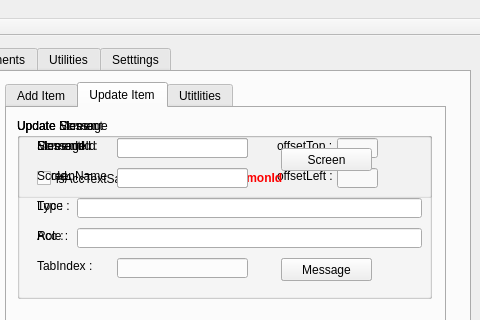
This is mainwindow.ui in vihangpatel/WatchDog2 as Qt 5 draws it before an edit; both pictures show x 457 to 937 and y 0 to 320 of the 937 by 493 pixel window. The edited form follows.
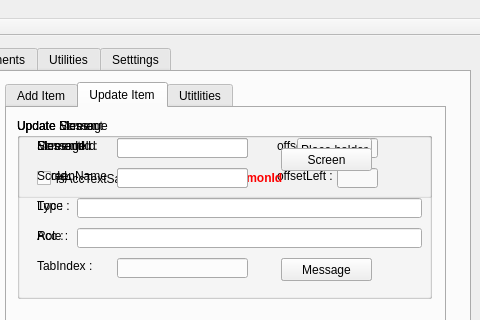
This is the edited form. The open tabs and pages were chosen to show the change. Icons and pictures are not drawn.

Commit message: Add place holder functionality for loc acc text.

The edit to the form file:
```diff
--- a/mainwindow.ui
+++ b/mainwindow.ui
@@ -1979,6 +1979,19 @@
           <string>Contains commonId</string>
          </property>
         </widget>
+        <widget class="QPushButton" name="updtPlaceHolderBtn">
+         <property name="geometry">
+          <rect>
+           <x>280</x>
+           <y>20</y>
+           <width>75</width>
+           <height>23</height>
+          </rect>
+         </property>
+         <property name="text">
+          <string>Place holder</string>
+         </property>
+        </widget>
        </widget>
        <widget class="QGroupBox" name="groupBox_updateScreen">
         <property name="geometry">
```
Left out of the diff: 17 changed lines with no effect on the pictures. The commit also changes 3 other files.
